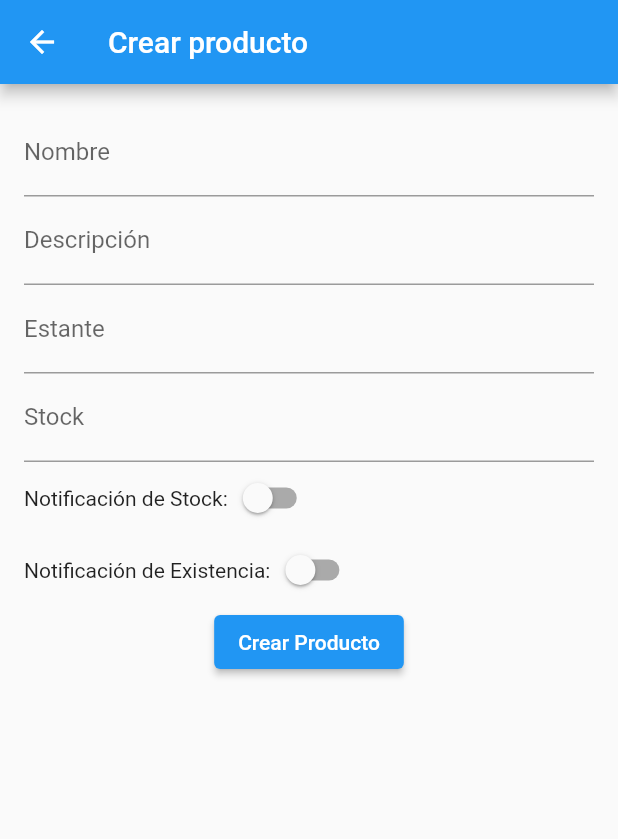
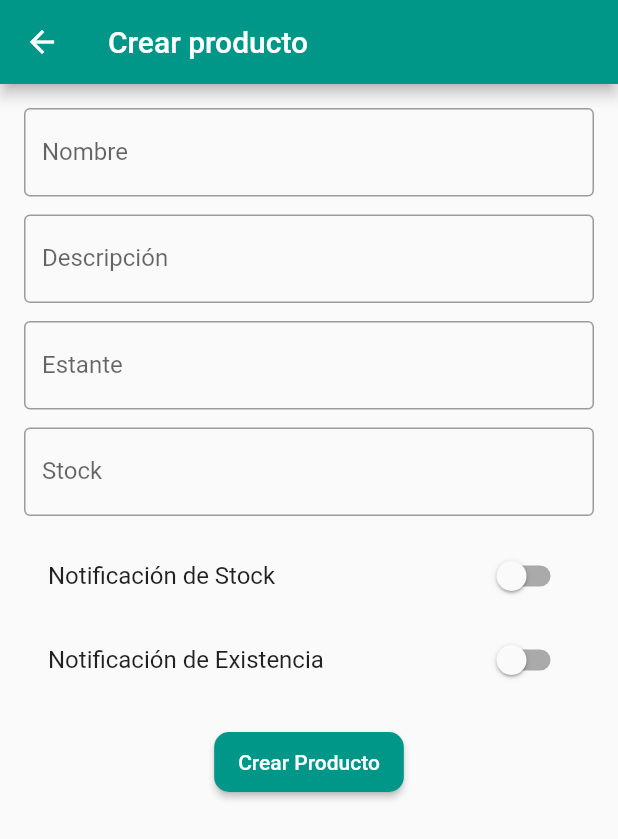
Before and after one commit to BitWizards-Software3/scraphone-frontend, a Flutter app: the ProductForm screen opened directly, on a phone screen of 412 x 824 dp. Shown: the top 839 px of the screen. Run offline on Flutter 3.47's test engine with Material 2 defaults, Android fonts, the phone set to English and light mode, and no system bars.

Commit message:
Pequeños cambios de diseño para Scrap product y para create product

```diff
--- a/frontend/lib/src/ui/screens/products_screen.dart
+++ b/frontend/lib/src/ui/screens/products_screen.dart
@@ -36,6 +36,7 @@ class _ProductFormState extends State<ProductForm> {
     return Scaffold(
       appBar: AppBar(
         title: Text('Crear producto'),
+        backgroundColor: Colors.teal, // Set the app bar color
       ),
       body: Padding(
         padding: const EdgeInsets.all(16.0),
--- a/frontend/lib/src/ui/widgets/create_product_form_widget.dart
+++ b/frontend/lib/src/ui/widgets/create_product_form_widget.dart
@@ -34,7 +34,10 @@ class _FormWidgetState extends State<FormWidget> {
         children: <Widget>[
           TextFormField(
             controller: widget.nameController,
-            decoration: InputDecoration(labelText: 'Nombre'),
+            decoration: InputDecoration(
+              labelText: 'Nombre',
+              border: OutlineInputBorder(),
+            ),
             validator: (value) {
               if (value == null || value.isEmpty) {
                 return 'Por favor, ingresa el nombre';
@@ -42,9 +45,13 @@ class _FormWidgetState extends State<FormWidget> {
               return null;
             },
           ),
+          SizedBox(height: 12.0),
           TextFormField(
             controller: widget.descriptionController,
-            decoration: InputDecoration(labelText: 'Descripción'),
+            decoration: InputDecoration(
+              labelText: 'Descripción',
+              border: OutlineInputBorder(),
+            ),
             validator: (value) {
               if (value == null || value.isEmpty) {
                 return 'Por favor, ingresa la descripción';
@@ -52,9 +59,13 @@ class _FormWidgetState extends State<FormWidget> {
               return null;
             },
           ),
+          SizedBox(height: 12.0),
           TextFormField(
             controller: widget.shelfController,
-            decoration: InputDecoration(labelText: 'Estante'),
+            decoration: InputDecoration(
+              labelText: 'Estante',
+              border: OutlineInputBorder(),
+            ),
             validator: (value) {
               if (value == null || value.isEmpty) {
                 return 'Por favor, ingresa en donde está ubicado el producto';
@@ -62,9 +73,13 @@ class _FormWidgetState extends State<FormWidget> {
               return null;
             },
           ),
+          SizedBox(height: 12.0),
           TextFormField(
             controller: widget.stockController,
-            decoration: InputDecoration(labelText: 'Stock'),
+            decoration: InputDecoration(
+              labelText: 'Stock',
+              border: OutlineInputBorder(),
+            ),
             keyboardType: TextInputType.number,
             validator: (value) {
               if (value == null || value.isEmpty) {
@@ -73,32 +88,28 @@ class _FormWidgetState extends State<FormWidget> {
               return null;
             },
           ),
-          Row(
-            children: [
-              Text('Notificación de Stock:'),
-              Switch(
+          SizedBox(height: 12.0),
+          SwitchListTile(
+            title: Text('Notificación de Stock'),
             value: stockNotification,
             onChanged: (value) {
               setState(() {
                 stockNotification = value;
               });
             },
+            activeColor: Colors.teal,
           ),
-            ],
-          ),
-          Row(
-            children: [
-              Text('Notificación de Existencia:'),
-              Switch(
+          SwitchListTile(
+            title: Text('Notificación de Existencia'),
             value: existenceNotification,
             onChanged: (value) {
               setState(() {
                 existenceNotification = value;
               });
             },
+            activeColor: Colors.teal,
           ),
-            ],
-          ),
+          SizedBox(height: 16.0),
           ElevatedButton(
             onPressed: () {
               if (widget.formKey.currentState!.validate()) {
@@ -115,6 +126,14 @@ class _FormWidgetState extends State<FormWidget> {
                 widget.formKey.currentState!.reset();
               }
             },
+            style: ElevatedButton.styleFrom(
+              primary: Colors.teal,
+              onPrimary: Colors.white,
+              padding: EdgeInsets.symmetric(horizontal: 16.0, vertical: 12.0),
+              shape: RoundedRectangleBorder(
+                borderRadius: BorderRadius.circular(10.0),
+              ),
+            ),
             child: Text('Crear Producto'),
           ),
         ],
```
Also changed, not shown: frontend/lib/main.dart (+32 -10 lines), frontend/lib/src/ui/screens/scrape_products_screen.dart (+18 -4 lines), frontend/lib/src/ui/widgets/product_card_widget.dart (+17 -11 lines). Lines whose indentation alone changed are shown as unchanged.
